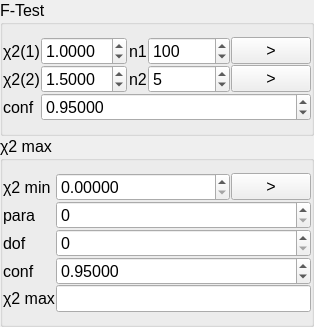
The window that chisurf/gui/tools/f_test/F-Calculator.ui (Fluorescence-Tools/chisurf) describes before a commit, drawn with Qt 5.
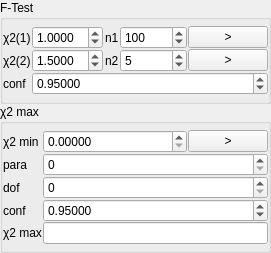
The same window after the commit. Icons and pictures are not drawn.

Commit message: Adjust F-Calculator UI layout and margins for improved compactness

What changed in the file:
```diff
--- a/chisurf/gui/tools/f_test/F-Calculator.ui
+++ b/chisurf/gui/tools/f_test/F-Calculator.ui
@@ -6,16 +6,10 @@
    <rect>
     <x>0</x>
     <y>0</y>
-    <width>264</width>
-    <height>292</height>
+    <width>220</width>
+    <height>230</height>
    </rect>
   </property>
-  <property name="font">
-   <font>
-    <pointsize>12</pointsize>
-    <kerning>true</kerning>
-   </font>
-  </property>
   <property name="windowTitle">
    <string>F-Calculator</string>
   </property>
@@ -52,13 +46,13 @@
        <number>0</number>
       </property>
       <property name="topMargin">
-       <number>12</number>
+       <number>6</number>
       </property>
       <property name="rightMargin">
        <number>0</number>
       </property>
       <property name="bottomMargin">
-       <number>12</number>
+       <number>6</number>
       </property>
       <property name="horizontalSpacing">
        <number>1</number>
@@ -248,11 +242,6 @@
    </item>
    <item>
     <widget class="QGroupBox" name="groupBox">
-     <property name="font">
-      <font>
-       <pointsize>12</pointsize>
-      </font>
-     </property>
      <property name="title">
       <string>χ2 max</string>
      </property>
@@ -261,13 +250,13 @@
        <number>0</number>
       </property>
       <property name="topMargin">
-       <number>12</number>
+       <number>6</number>
       </property>
       <property name="rightMargin">
        <number>0</number>
       </property>
       <property name="bottomMargin">
-       <number>12</number>
+       <number>6</number>
       </property>
       <property name="horizontalSpacing">
        <number>1</number>
```
